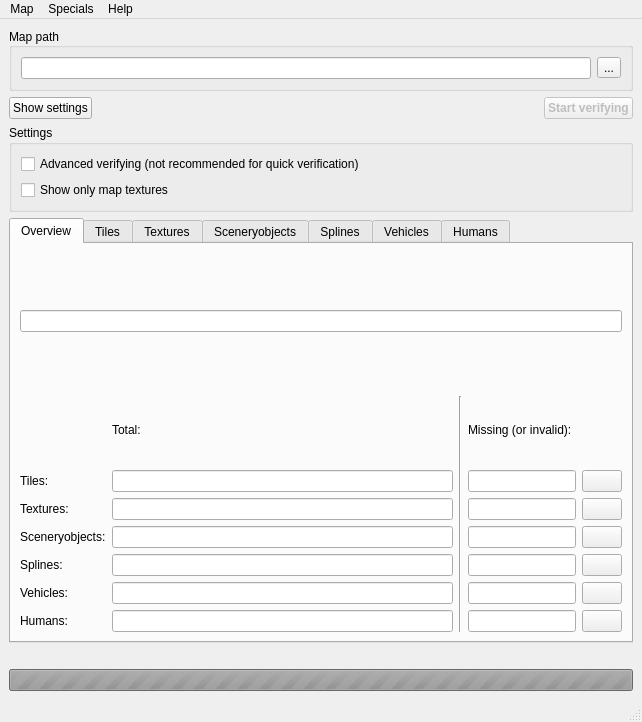
This is OTModules/wVerifyMap/wverifymap.ui in pietr26/OMSI-Tools as Qt 5 draws it before an edit. The edited form follows.
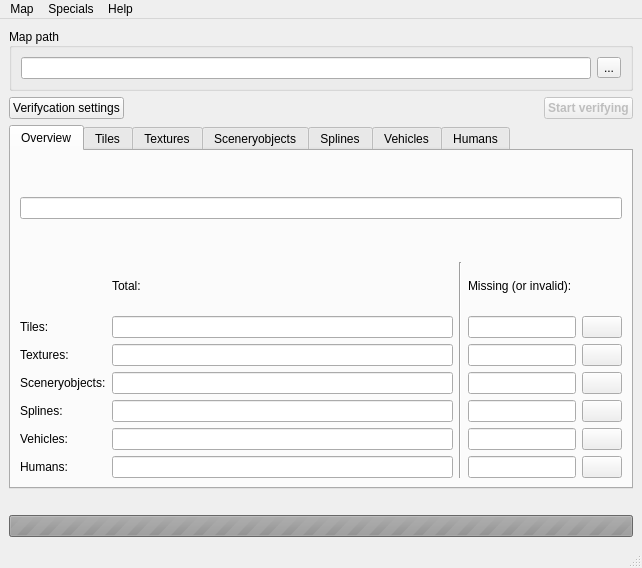
This is the edited form. Icons and pictures are not drawn.

Commit message: Imrproved appearance of verifycation settings

The edit to the form file:
```diff
--- a/OTModules/wVerifyMap/wverifymap.ui
+++ b/OTModules/wVerifyMap/wverifymap.ui
@@ -10,7 +10,7 @@
     <x>0</x>
     <y>0</y>
     <width>642</width>
-    <height>722</height>
+    <height>568</height>
    </rect>
   </property>
   <property name="windowTitle">
@@ -69,7 +69,7 @@
       <item>
        <widget class="QPushButton" name="btnShowSettings">
         <property name="text">
-         <string>Show settings</string>
+         <string>Verifycation settings</string>
         </property>
         <property name="icon">
          <iconset resource="../../ressources.qrc">
@@ -120,38 +120,6 @@
       </item>
      </layout>
     </item>
-    <item>
-     <widget class="QGroupBox" name="gbxSettings">
-      <property name="title">
-       <string>Settings</string>
-      </property>
-      <layout class="QVBoxLayout" name="verticalLayout_12">
-       <item>
-        <widget class="QCheckBox" name="cbxAdvancedVerifying">
-         <property name="sizePolicy">
-          <sizepolicy hsizetype="Maximum" vsizetype="Fixed">
-           <horstretch>0</horstretch>
-           <verstretch>0</verstretch>
-          </sizepolicy>
-         </property>
-         <property name="toolTip">
-          <string>If the advanced verifying is active, the contents of the scenery objects and splines are also checked. This includes, among other things, a texture and variable check.</string>
-         </property>
-         <property name="text">
-          <string>Advanced verifying (not recommended for quick verification)</string>
-         </property>
-        </widget>
-       </item>
-       <item>
-        <widget class="QCheckBox" name="cbxOnlyMapTextures">
-         <property name="text">
-          <string>Show only map textures</string>
-         </property>
-        </widget>
-       </item>
-      </layout>
-     </widget>
-    </item>
     <item>
      <widget class="QTabWidget" name="twgVerfying">
       <property name="toolTip">
```
Left out of the diff: 4 changed lines with no effect on the pictures. The commit also changes 13 other files.
